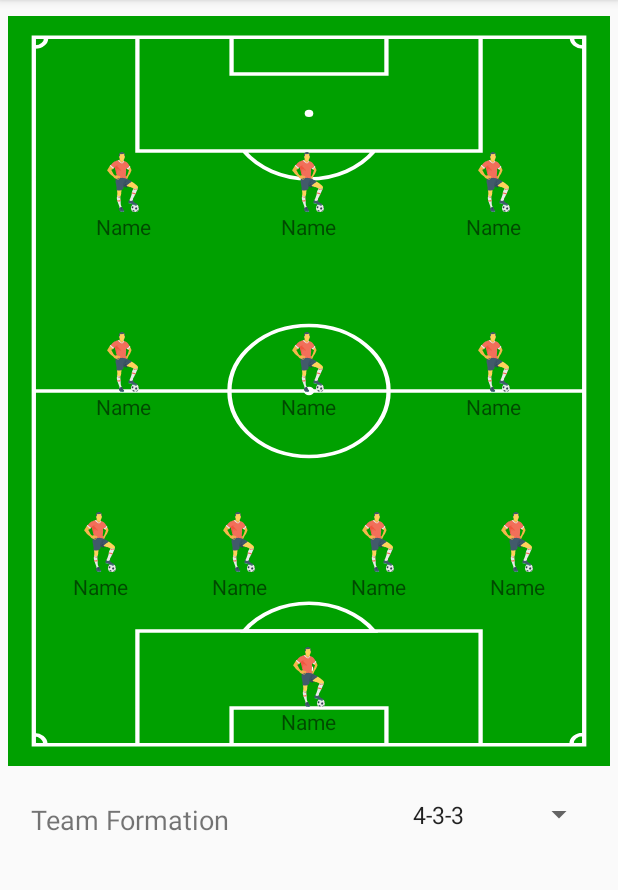
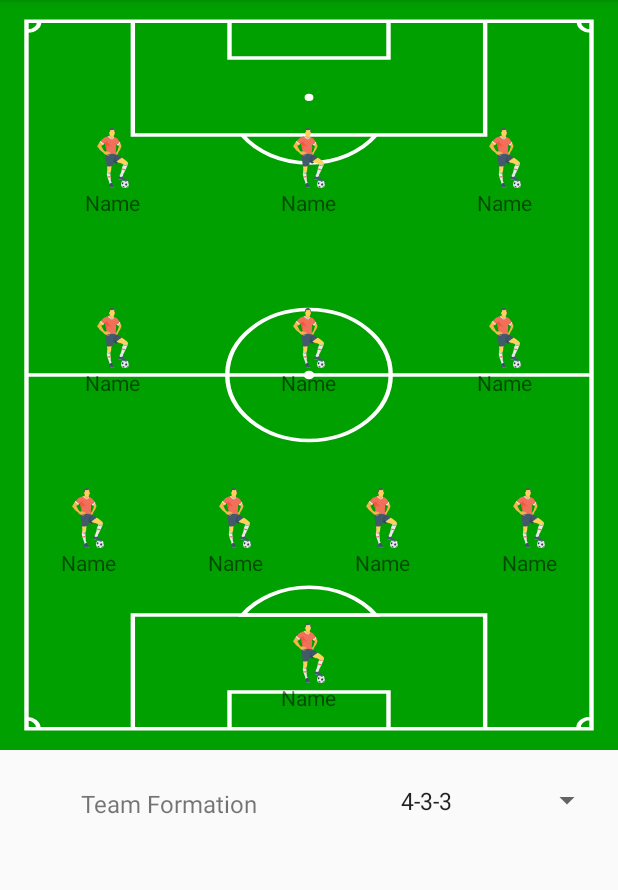
Before and after one commit to jsunnykhan/BBFC, an Android app: the fragment Fantasy placed in its activity, on a phone screen of 412 x 824 dp, the part 84-974 px from its top. Run offline under Robolectric (Android 15) with nearby library versions, the phone set to English and light mode, and no system bars; our stand-ins replace Firebase (no records; nobody signed in at launch, a user with empty details on screens opened directly); Roboto replaces fonts that are not available here; 1 statement that could not run was skipped.

Commit message:
Fantasy Design added

```diff
--- a/app/src/main/res/layout/fragment_fantasy.xml
+++ b/app/src/main/res/layout/fragment_fantasy.xml
@@ -4,7 +4,7 @@
     android:layout_width="match_parent"
     android:layout_height="match_parent"
     tools:context=".FragmentAll.Fantasy"
-    android:padding="5dp">
+   >
 
 
     <LinearLayout
@@ -15,8 +15,6 @@
         <LinearLayout
             android:layout_width="match_parent"
             android:layout_height="500dp"
-            android:padding="5dp"
-            android:layout_marginTop="5dp"
             android:background="@drawable/ic_football_field"
             android:orientation="vertical">
 
@@ -386,11 +384,12 @@
 
             <TextView
                 android:layout_width="wrap_content"
-                android:layout_height="40dp"
-                android:textSize="18dp"
+                android:layout_height="35dp"
+                android:textSize="16dp"
                 android:text="Team Formation"
                 android:layout_marginTop="5dp"
-                android:padding="5dp"
+                android:layout_gravity="center"
+                android:gravity="center"
                 android:layout_weight="1"/>
 
             <Spinner
@@ -399,8 +398,8 @@
                 android:layout_height="35dp"
                 android:layout_gravity="center"
                 android:gravity="center"
+                android:layout_marginTop="3dp"
                 android:layout_weight="1"
-                android:layout_marginLeft="15dp"
                 android:textAlignment="center"
                 android:foregroundGravity="center">
 
```
